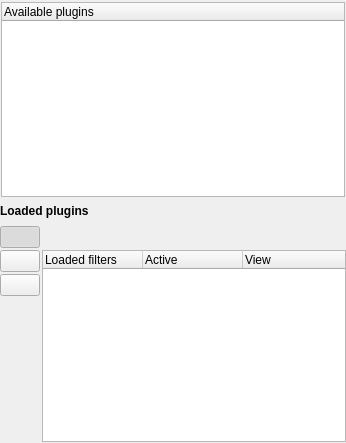
Qt form workflow/ui/plugineditorform.ui (cseyve/piaf) before a commit.
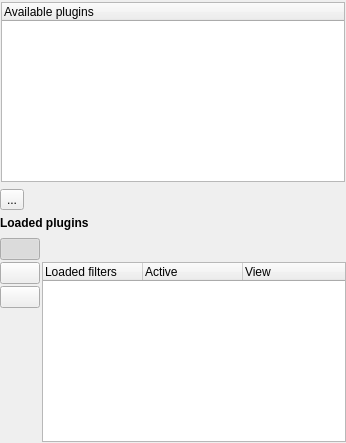
The same form after that commit. Icons and pictures are not drawn. Custom widgets are drawn as their Qt base class.

The edit to the form file:
```diff
--- a/workflow/ui/plugineditorform.ui
+++ b/workflow/ui/plugineditorform.ui
@@ -79,6 +79,13 @@
      </widget>
     </widget>
    </item>
+   <item>
+    <widget class="QToolButton" name="toolButton">
+     <property name="text">
+      <string>...</string>
+     </property>
+    </widget>
+   </item>
    <item>
     <widget class="QLabel" name="label">
      <property name="font">
```
